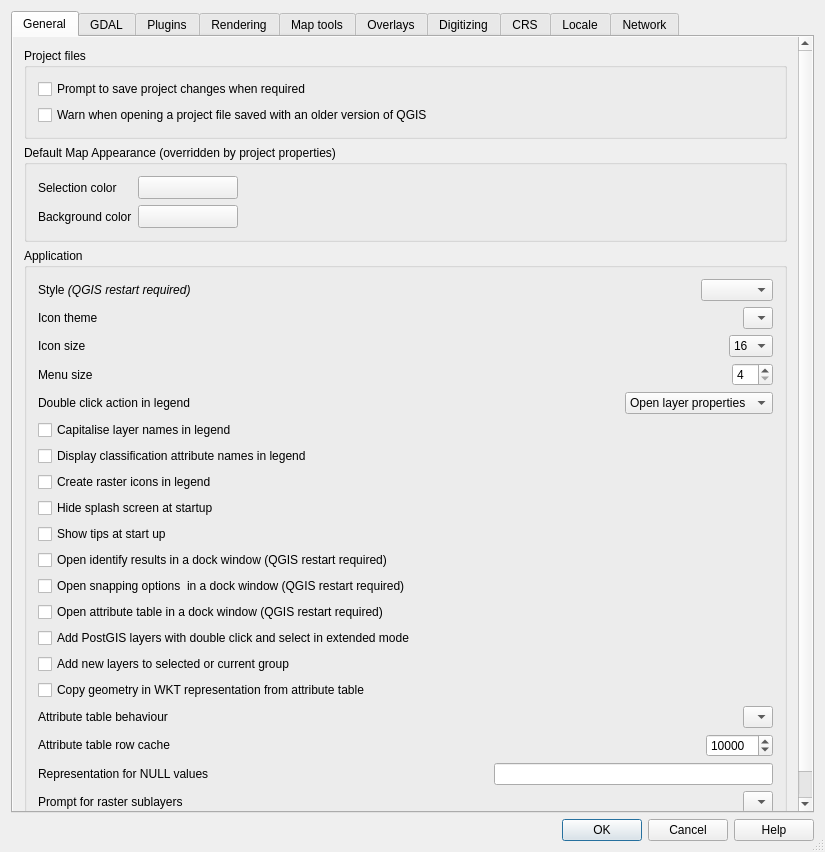
First picture: the form in src/ui/qgsoptionsbase.ui, repository qgis/QGIS, before the edit.
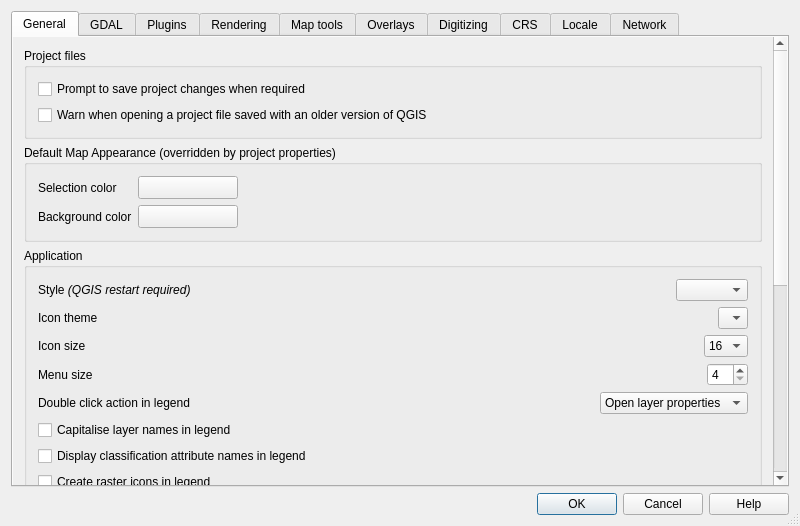
Second picture: the form after the edit. The open tabs and pages were chosen to show the change. Icons and pictures are not drawn. Custom widgets are drawn as their Qt base class.

What changed in the file:
```diff
--- a/src/ui/qgsoptionsbase.ui
+++ b/src/ui/qgsoptionsbase.ui
@@ -6,8 +6,8 @@
    <rect>
     <x>0</x>
     <y>0</y>
-    <width>825</width>
-    <height>852</height>
+    <width>800</width>
+    <height>526</height>
    </rect>
   </property>
   <property name="windowTitle">
@@ -66,8 +66,8 @@
            <rect>
             <x>0</x>
             <y>0</y>
-            <width>787</width>
-            <height>859</height>
+            <width>761</width>
+            <height>819</height>
            </rect>
           </property>
           <layout class="QGridLayout" name="gridLayout">
```
Left out of the diff: 30 changed lines with no effect on the pictures.
